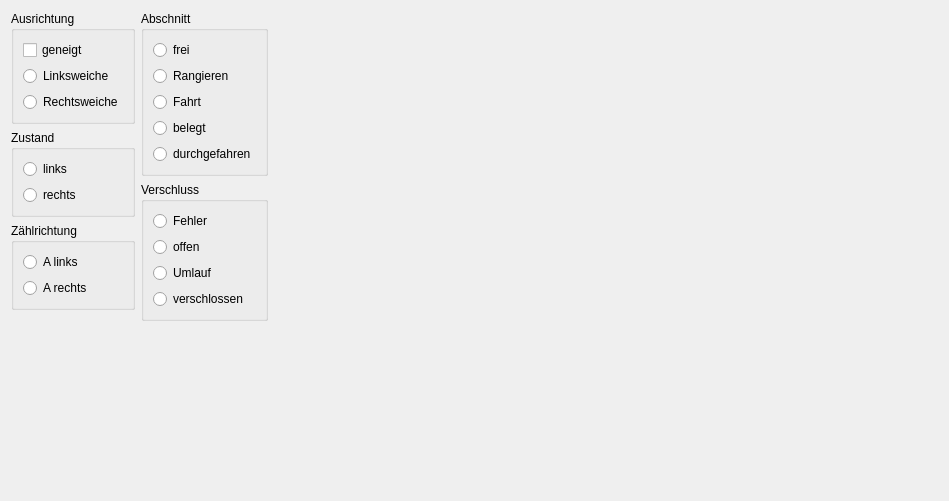
The window that MRW-WidgetStudy/switchstudy.ui (stmork/mrw-track-control-ng) describes before a commit, drawn with Qt 5.
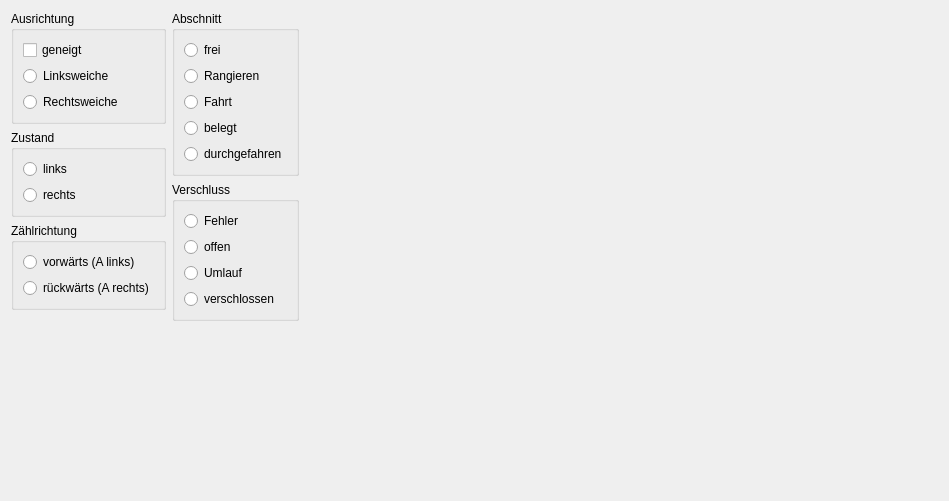
The same window after the commit. Custom widgets are drawn as their Qt base class.

```diff
--- a/MRW-WidgetStudy/switchstudy.ui
+++ b/MRW-WidgetStudy/switchstudy.ui
@@ -75,17 +75,17 @@
         <string>Zählrichtung</string>
        </property>
        <layout class="QVBoxLayout" name="verticalLayout_3">
-        <item>
-         <widget class="QRadioButton" name="backwardButton">
-          <property name="text">
-           <string>A links</string>
-          </property>
-         </widget>
-        </item>
         <item>
          <widget class="QRadioButton" name="forwardButton">
           <property name="text">
-           <string>A rechts</string>
+           <string>vorwärts (A links)</string>
+          </property>
+         </widget>
+        </item>
+        <item>
+         <widget class="QRadioButton" name="backwardButton">
+          <property name="text">
+           <string>rückwärts (A rechts)</string>
           </property>
          </widget>
         </item>
```
Left out of the diff: 2 changed lines with no effect on the pictures.
